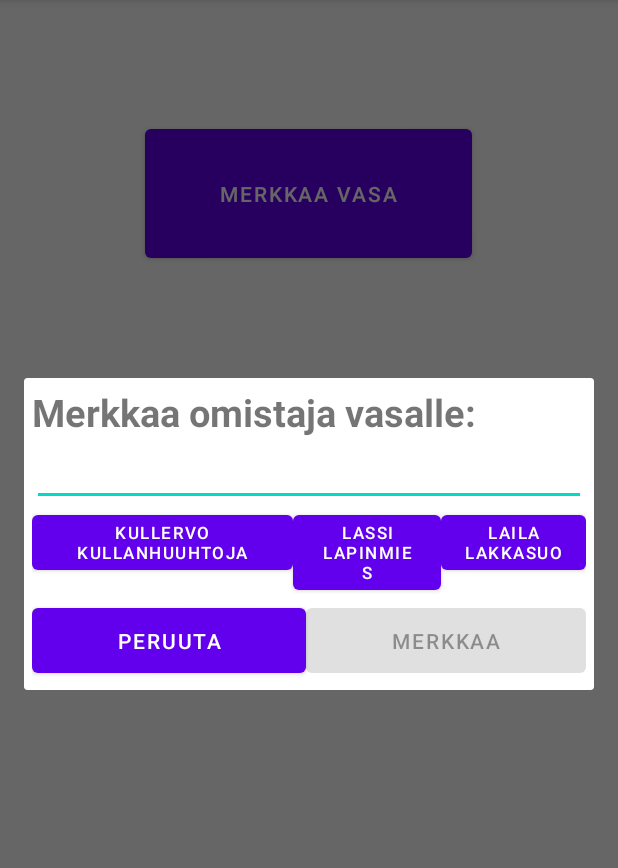
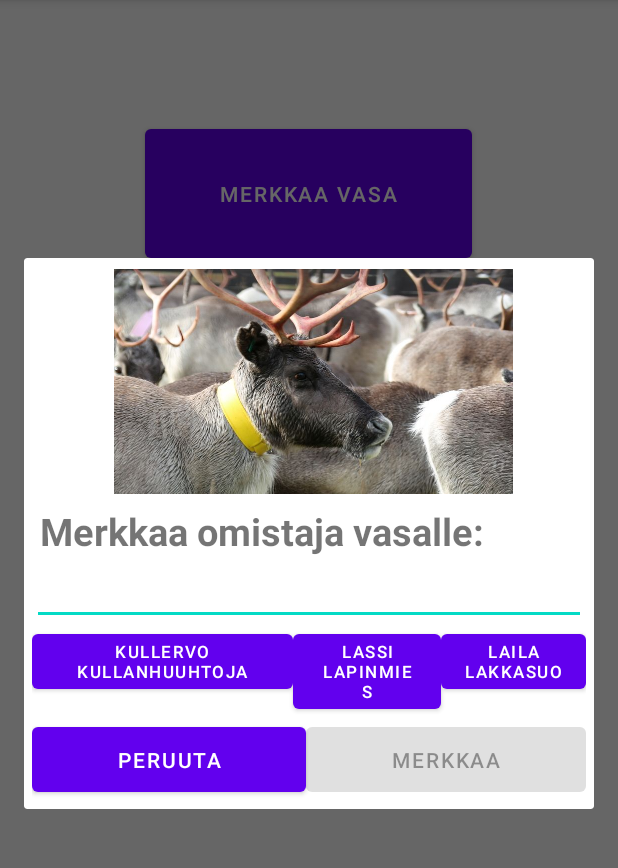
Before and after one commit to nopelius/CustomAlertDialog, an Android app: the screen it shows after launch (MainActivity), after a tap on "MERKKAA VASA", on a phone screen of 412 x 824 dp, the part 84-952 px from its top. Run offline under Robolectric (Android 15) with nearby library versions, the phone set to English and light mode, and no system bars.

Commit message:
Change images when saved owner is selected

```diff
--- a/app/src/main/res/layout/custom_dialog.xml
+++ b/app/src/main/res/layout/custom_dialog.xml
@@ -9,7 +9,11 @@
         android:id="@+id/textView"
         android:layout_width="wrap_content"
         android:layout_height="wrap_content"
+        android:layout_below="@+id/imageView"
+        android:layout_alignParentStart="true"
         android:layout_gravity="center"
+        android:layout_marginStart="5dp"
+        android:layout_marginTop="7dp"
         android:text="Merkkaa omistaja vasalle:"
         android:textSize="25sp"
         android:textStyle="bold"
@@ -77,4 +81,18 @@
             android:layout_weight="1"/>
 
     </LinearLayout>
+
+    <ImageView
+        android:id="@+id/imageView"
+        android:layout_width="360dp"
+        android:layout_height="150dp"
+        android:layout_alignParentStart="true"
+        android:layout_alignParentTop="true"
+        android:layout_alignParentEnd="true"
+        android:layout_centerHorizontal="true"
+        android:layout_marginStart="35dp"
+        android:layout_marginTop="2dp"
+        android:layout_marginEnd="30dp"
+        android:scaleType="centerInside"
+        app:srcCompat="@drawable/korvamerkki" />
 </RelativeLayout>
```
Also changed, not shown: app/src/main/java/com/example/customalertdialog/MarkDeerDialog.java (+33 -0 lines), app/src/main/res/drawable/korvamerkki.jpg (added), app/src/main/res/drawable/kullervonmerkki.jpg (added), app/src/main/res/drawable/poro.jpg (added), app/src/main/res/drawable/simon_merkki.jpg (added).
